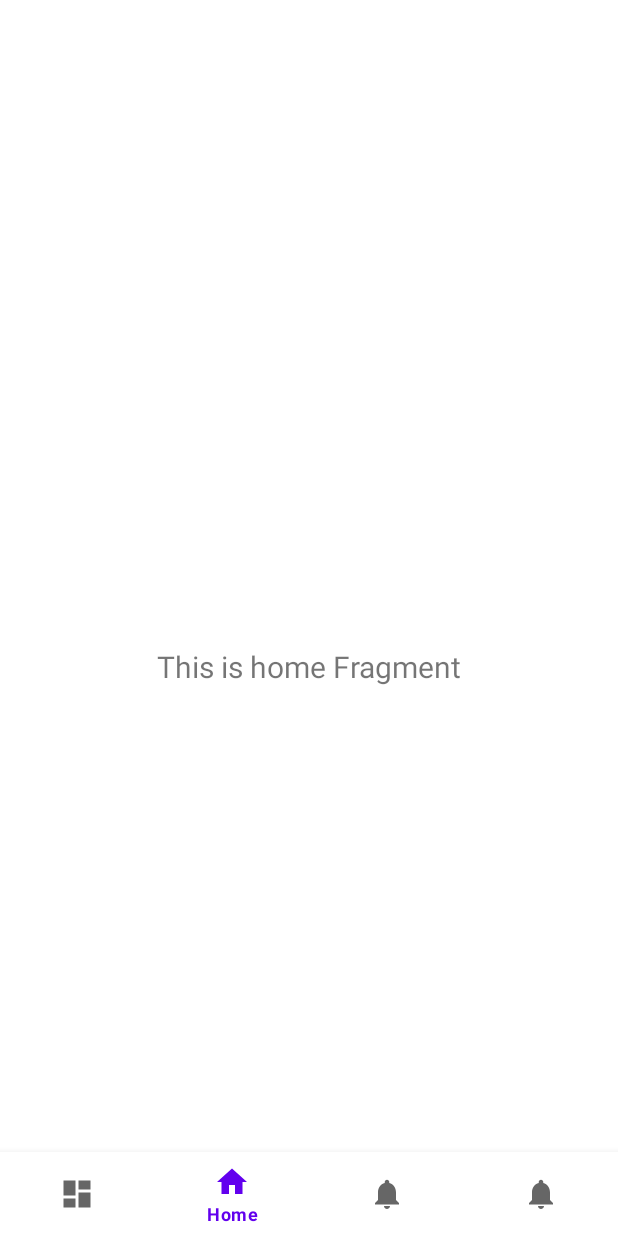
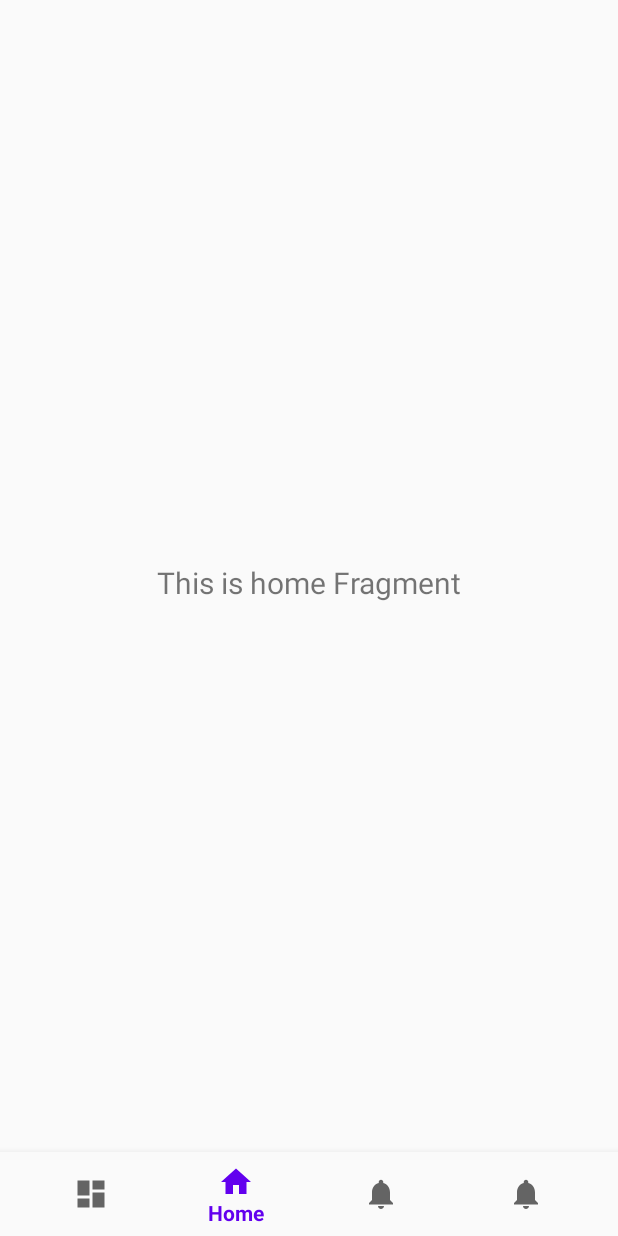
Before and after one commit to re-Mine/reMine-Android, an Android app: the screen it shows after launch (MainActivity), on a phone screen of 412 x 824 dp. Run offline under Robolectric (Android 15) with nearby library versions, the light colour scheme and no system bars; our stand-ins replace navigation-ui.

Commit message:
Fix: 기본 테마 변경 (noactionbar)

```diff
--- a/app/src/main/res/layout/activity_main.xml
+++ b/app/src/main/res/layout/activity_main.xml
@@ -3,8 +3,7 @@
     xmlns:app="http://schemas.android.com/apk/res-auto"
     android:id="@+id/container"
     android:layout_width="match_parent"
-    android:layout_height="match_parent"
-    android:paddingTop="?attr/actionBarSize">
+    android:layout_height="match_parent">
 
     <com.google.android.material.bottomnavigation.BottomNavigationView
         android:id="@+id/nav_view"
@@ -22,7 +21,7 @@
         android:id="@+id/nav_host_fragment_activity_main"
         android:name="androidx.navigation.fragment.NavHostFragment"
         android:layout_width="match_parent"
-        android:layout_height="match_parent"
+        android:layout_height="0dp"
         app:defaultNavHost="true"
         app:layout_constraintBottom_toTopOf="@id/nav_view"
         app:layout_constraintLeft_toLeftOf="parent"
--- a/app/src/main/res/values/themes.xml
+++ b/app/src/main/res/values/themes.xml
@@ -1,6 +1,6 @@
 <resources xmlns:tools="http://schemas.android.com/tools">
     <!-- Base application theme. -->
-    <style name="Theme.MyApplication" parent="Theme.MaterialComponents.DayNight.DarkActionBar">
+    <style name="Theme.MyApplication" parent="Theme.AppCompat.Light.NoActionBar">
         <!-- Primary brand color. -->
         <item name="colorPrimary">@color/purple_500</item>
         <item name="colorPrimaryVariant">@color/purple_700</item>
```
